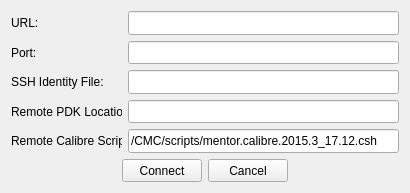
Before: the Qt Designer form klayout_dot_config/python/SiEPIC/files/calibre_drc_gui.ui in SiEPIC/SiEPIC-Tools, drawn with Qt 5.
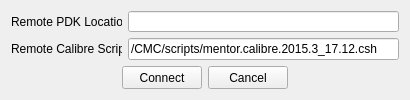
After: the same form once the commit is applied.

Commit message: simplifying DRC calibre

```diff
--- a/klayout_dot_config/python/SiEPIC/files/calibre_drc_gui.ui
+++ b/klayout_dot_config/python/SiEPIC/files/calibre_drc_gui.ui
@@ -7,7 +7,7 @@
     <x>0</x>
     <y>0</y>
     <width>410</width>
-    <height>193</height>
+    <height>100</height>
    </rect>
   </property>
   <property name="sizePolicy">
@@ -19,7 +19,7 @@
   <property name="minimumSize">
    <size>
     <width>410</width>
-    <height>193</height>
+    <height>100</height>
    </size>
   </property>
   <property name="windowTitle">
@@ -29,105 +29,6 @@
    <layout class="QVBoxLayout" name="verticalLayout_2">
     <item>
      <layout class="QVBoxLayout" name="verticalLayout">
-      <item>
-       <layout class="QHBoxLayout" name="horizontalLayout">
-        <item>
-         <widget class="QLabel" name="label">
-          <property name="minimumSize">
-           <size>
-            <width>51</width>
-            <height>21</height>
-           </size>
-          </property>
-          <property name="text">
-           <string>URL:</string>
-          </property>
-         </widget>
-        </item>
-        <item>
-         <widget class="QLineEdit" name="url">
-          <property name="sizePolicy">
-           <sizepolicy hsizetype="Preferred" vsizetype="Preferred">
-            <horstretch>0</horstretch>
-            <verstretch>0</verstretch>
-           </sizepolicy>
-          </property>
-          <property name="minimumSize">
-           <size>
-            <width>271</width>
-            <height>20</height>
-           </size>
-          </property>
-         </widget>
-        </item>
-       </layout>
-      </item>
-      <item>
-       <layout class="QHBoxLayout" name="horizontalLayout_2">
-        <item>
-         <widget class="QLabel" name="label_5">
-          <property name="minimumSize">
-           <size>
-            <width>47</width>
-            <height>21</height>
-           </size>
-          </property>
-          <property name="text">
-           <string>Port:</string>
-          </property>
-         </widget>
-        </item>
-        <item>
-         <widget class="QLineEdit" name="port">
-          <property name="sizePolicy">
-           <sizepolicy hsizetype="Preferred" vsizetype="Preferred">
-            <horstretch>0</horstretch>
-            <verstretch>0</verstretch>
-           </sizepolicy>
-          </property>
-          <property name="minimumSize">
-           <size>
-            <width>271</width>
-            <height>20</height>
-           </size>
-          </property>
-         </widget>
-        </item>
-       </layout>
-      </item>
-      <item>
-       <layout class="QHBoxLayout" name="horizontalLayout_3">
-        <item>
-         <widget class="QLabel" name="label_7">
-          <property name="minimumSize">
-           <size>
-            <width>91</width>
-            <height>21</height>
-           </size>
-          </property>
-          <property name="text">
-           <string>SSH Identity File:</string>
-          </property>
-         </widget>
-        </item>
-        <item>
-         <widget class="QLineEdit" name="identity">
-          <property name="sizePolicy">
-           <sizepolicy hsizetype="Preferred" vsizetype="Preferred">
-            <horstretch>0</horstretch>
-            <verstretch>0</verstretch>
-           </sizepolicy>
-          </property>
-          <property name="minimumSize">
-           <size>
-            <width>271</width>
-            <height>20</height>
-           </size>
-          </property>
-         </widget>
-        </item>
-       </layout>
-      </item>
       <item>
        <layout class="QHBoxLayout" name="horizontalLayout_4">
         <item>
```
Left out of the diff: 2 changed lines with no effect on the pictures. The commit also changes 2 other files.
